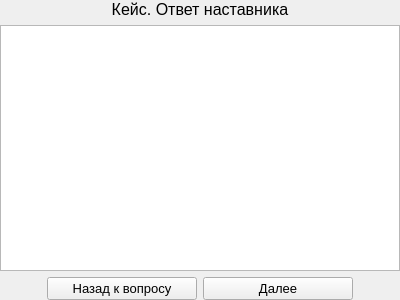
First picture: the form in training/mentoranswerpage.ui, repository TheMrButcher/offline-mentor, before the edit.
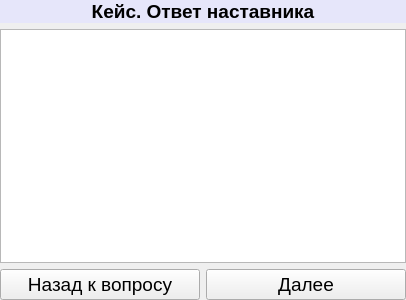
Second picture: the form after the edit. Icons and pictures are not drawn.

Patch:
```diff
--- a/training/mentoranswerpage.ui
+++ b/training/mentoranswerpage.ui
@@ -10,6 +10,12 @@
     <height>300</height>
    </rect>
   </property>
+  <property name="font">
+   <font>
+    <family>Segoe UI</family>
+    <pointsize>14</pointsize>
+   </font>
+  </property>
   <property name="windowTitle">
    <string>Form</string>
   </property>
@@ -30,15 +36,22 @@
     <widget class="QLabel" name="titleLabel">
      <property name="font">
       <font>
-       <pointsize>12</pointsize>
+       <weight>75</weight>
+       <bold>true</bold>
       </font>
      </property>
+     <property name="styleSheet">
+      <string notr="true">QLabel { background-color: lavender; }</string>
+     </property>
      <property name="text">
       <string>Кейс. Ответ наставника</string>
      </property>
      <property name="alignment">
       <set>Qt::AlignCenter</set>
      </property>
+     <property name="margin">
+      <number>6</number>
+     </property>
     </widget>
    </item>
    <item>
@@ -70,15 +83,10 @@
       <widget class="QPushButton" name="backButton">
        <property name="minimumSize">
         <size>
-         <width>150</width>
+         <width>200</width>
          <height>0</height>
         </size>
        </property>
-       <property name="font">
-        <font>
-         <pointsize>10</pointsize>
-        </font>
-       </property>
        <property name="text">
         <string>Назад к вопросу</string>
        </property>
@@ -92,15 +100,10 @@
       <widget class="QPushButton" name="nextButton">
        <property name="minimumSize">
         <size>
-         <width>150</width>
+         <width>200</width>
          <height>0</height>
         </size>
        </property>
-       <property name="font">
-        <font>
-         <pointsize>10</pointsize>
-        </font>
-       </property>
        <property name="text">
         <string>Далее</string>
        </property>
```
